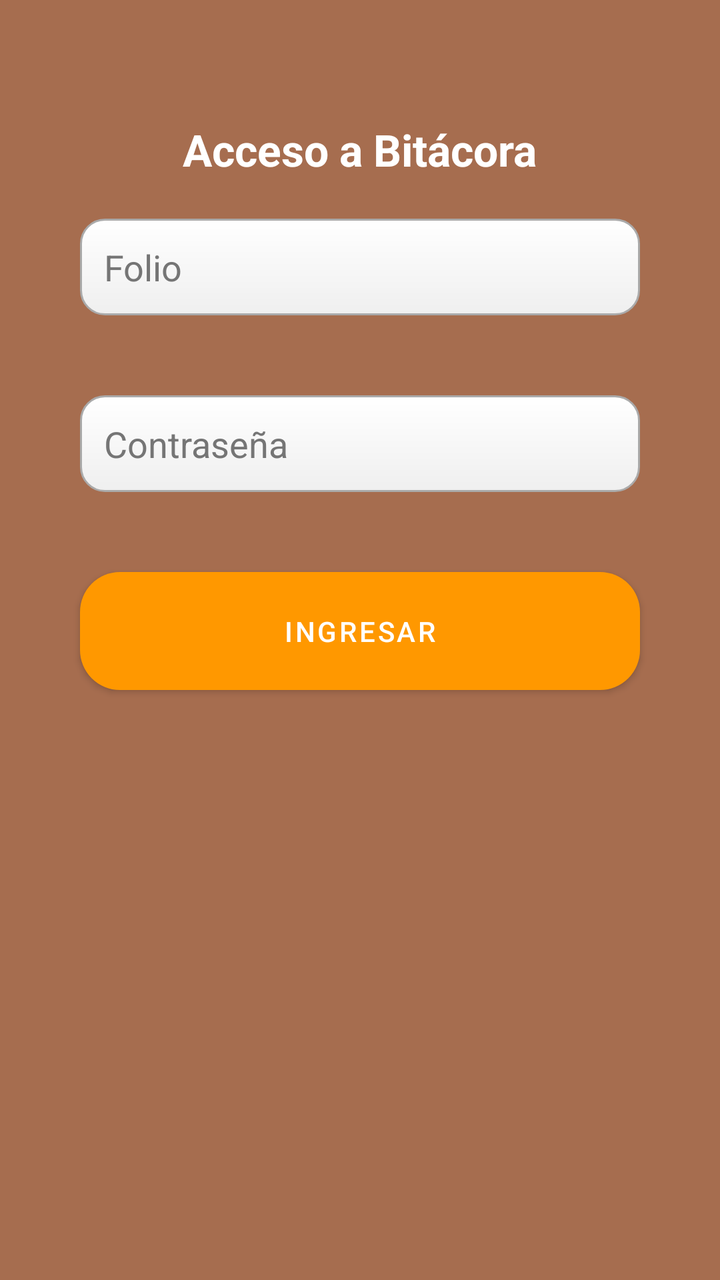
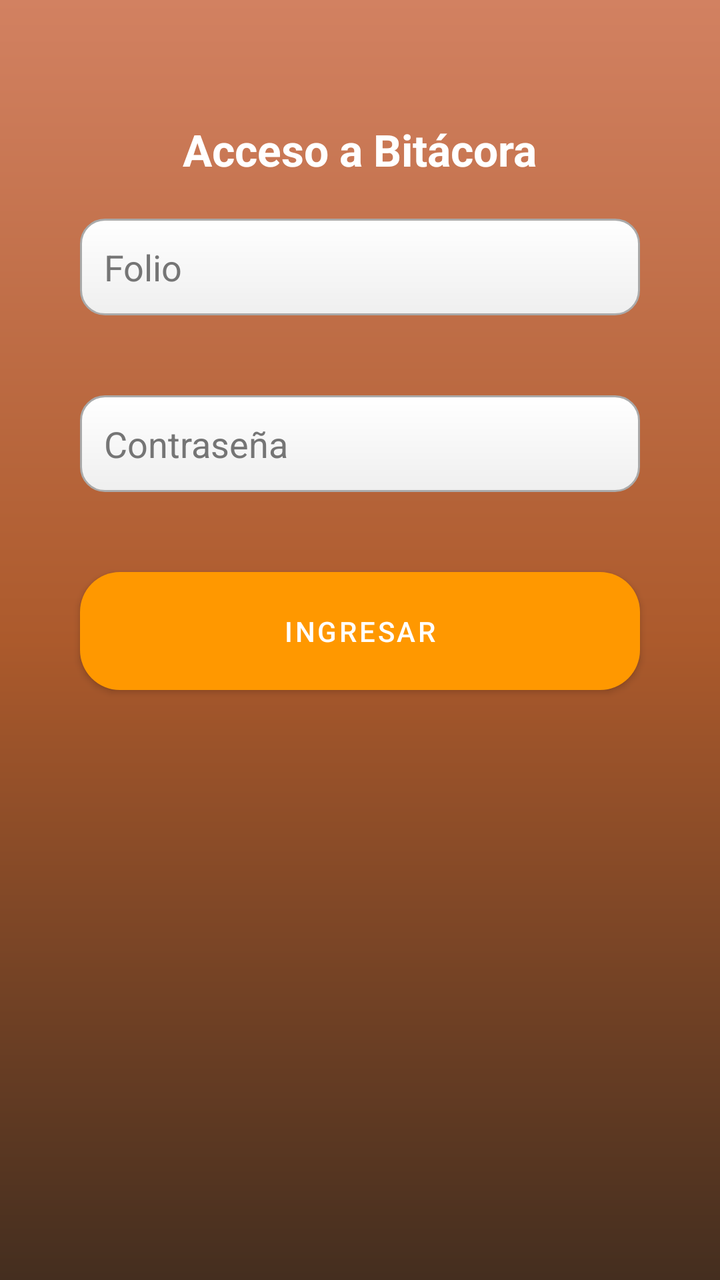

Compare the two renders of this Android layout. The source of the first and the diff that turns it into the second are given below.
<!-- AndroidManifest.xml: application theme Theme.Satori_by_Aristo -->
<!-- res/layout/activity_contrasena_viaje.xml -->
<?xml version="1.0" encoding="utf-8"?>
<androidx.constraintlayout.widget.ConstraintLayout xmlns:android="http://schemas.android.com/apk/res/android"
    xmlns:app="http://schemas.android.com/apk/res-auto"
    xmlns:tools="http://schemas.android.com/tools"
    android:id="@+id/main"
    android:layout_width="match_parent"
    android:layout_height="match_parent"
    android:background="@color/naranja_fondo"
    tools:context=".Bitacoras.Operador.ContrasenaViaje">

    
    <View
        android:id="@+id/fondoDifuminado"
        android:layout_width="match_parent"
        android:layout_height="match_parent"
        android:background="#AAFFFFFF"
        android:visibility="gone"/>

    
    <LinearLayout
        android:id="@+id/formularioLogin"
        android:orientation="vertical"
        android:layout_width="match_parent"
        android:layout_height="wrap_content"
        android:padding="20dp"
        app:layout_constraintTop_toTopOf="parent"
        app:layout_constraintStart_toStartOf="parent"
        app:layout_constraintEnd_toEndOf="parent">

        <TextView
            android:id="@+id/txtTitulo"
            android:layout_width="wrap_content"
            android:layout_height="wrap_content"
            android:text="Acceso a Bitácora"
            android:textSize="22sp"
            android:textStyle="bold"
            android:textColor="@color/white"
            android:layout_gravity="center"
            android:layout_marginTop="40dp"/>

        <EditText
            android:id="@+id/edtFolio"
            android:layout_width="match_parent"
            android:layout_height="wrap_content"
            android:hint="Folio"
            android:padding="12dp"
            android:background="@drawable/edittext_background"
            android:textColor="#000000"
            android:textColorHint="#757575"
            android:layout_margin="20dp"/>

        <EditText
            android:id="@+id/edtContrasena"
            android:layout_width="match_parent"
            android:layout_height="wrap_content"
            android:hint="Contraseña"
            android:padding="12dp"
            android:background="@drawable/edittext_background"
            android:textColor="#000000"
            android:textColorHint="#757575"
            android:inputType="textPassword"
            android:layout_margin="20dp"/>

        <Button
            android:id="@+id/btnIngresar"
            android:layout_width="match_parent"
            android:layout_height="wrap_content"
            android:text="Ingresar"
            android:textColor="@android:color/white"
            android:background="@drawable/btn_ingresar"
            android:padding="14dp"
            android:layout_margin="20dp"/>
    </LinearLayout>

    
    <FrameLayout
        android:id="@+id/contenedorCarrusel"
        android:layout_width="match_parent"
        android:layout_height="match_parent"
        android:visibility="visible"/>

</androidx.constraintlayout.widget.ConstraintLayout>
<!-- resources referenced by this layout -->
<resources>
  <color name="naranja_fondo">#A66D4F</color>
  <color name="white">#FFFFFFFF</color>
  <!-- drawable btn_ingresar (drawable) -->
  <selector xmlns:android="http://schemas.android.com/apk/res/android">
      <item android:state_pressed="true">
          <shape android:shape="rectangle">
              <solid android:color="#2E7D32"/>
              <corners android:radius="20dp"/>
          </shape>
      </item>
      <item>
          <shape android:shape="rectangle">
              <solid android:color="#4CAF50"/>
              <corners android:radius="20dp"/>
          </shape>
      </item>
  </selector>
  <!-- drawable edittext_background (drawable) -->
  <shape xmlns:android="http://schemas.android.com/apk/res/android"
      android:shape="rectangle">
  
      
      <solid android:color="@android:color/white" />
  
      
      <corners android:radius="12dp" />
  
      
      <stroke
          android:width="1dp"
          android:color="@android:color/darker_gray" />
  
      
      <padding
          android:left="8dp"
          android:top="8dp"
          android:right="8dp"
          android:bottom="8dp" />
  
      
      <gradient
          android:startColor="#FFFFFFFF"
          android:endColor="#FFEFEFEF"
          android:angle="270" />
  </shape>
  <style name="Theme.Satori_by_Aristo" parent="Theme.MaterialComponents.DayNight.DarkActionBar">
          
          <item name="colorPrimary">@color/orange</item>
          <item name="colorPrimaryVariant">@color/orange_dark</item>
          <item name="colorOnPrimary">@color/white</item>
          <item name="colorSecondary">@color/grey</item>
          <item name="colorOnSecondary">@color/black</item>
      </style>
  <color name="orange">#FF9800</color>
  <color name="orange_dark">#F57C00</color>
  <color name="grey">#BF040303</color>
  <color name="black">#FF000000</color>
</resources>

<!-- the commit's change to res/layout/activity_contrasena_viaje.xml (unified diff, before → after) -->
@@ -5,7 +5,7 @@
     android:id="@+id/main"
     android:layout_width="match_parent"
     android:layout_height="match_parent"
-    android:background="@color/naranja_fondo"
+    android:background="@drawable/bg_gradient"
     tools:context=".Bitacoras.Operador.ContrasenaViaje">
 
     
<!-- resource entries referenced after the edit -->
@@ -1,7 +1,15 @@
 <!-- resources referenced by this layout -->
 <resources>
-  <color name="naranja_fondo">#A66D4F</color>
   <color name="white">#FFFFFFFF</color>
+  <!-- drawable bg_gradient (drawable) -->
+  <shape xmlns:android="http://schemas.android.com/apk/res/android"
+      android:shape="rectangle">
+      <gradient
+          android:startColor="#442E1F"
+          android:centerColor="#AC5A2C"
+          android:endColor="#D28161"
+          android:angle="90"/>
+  </shape>
   <!-- drawable btn_ingresar (drawable) -->
   <selector xmlns:android="http://schemas.android.com/apk/res/android">
       <item android:state_pressed="true">
@@ -52,6 +60,12 @@
           <item name="colorOnPrimary">@color/white</item>
           <item name="colorSecondary">@color/grey</item>
           <item name="colorOnSecondary">@color/black</item>
+  
+          
+          <item name="android:statusBarColor">@color/orange_dark</item> 
+          <item name="android:windowDrawsSystemBarBackgrounds">true</item> 
+          <item name="windowActionBar">true</item>
+          <item name="windowNoTitle">false</item>
       </style>
   <color name="orange">#FF9800</color>
   <color name="orange_dark">#F57C00</color>
